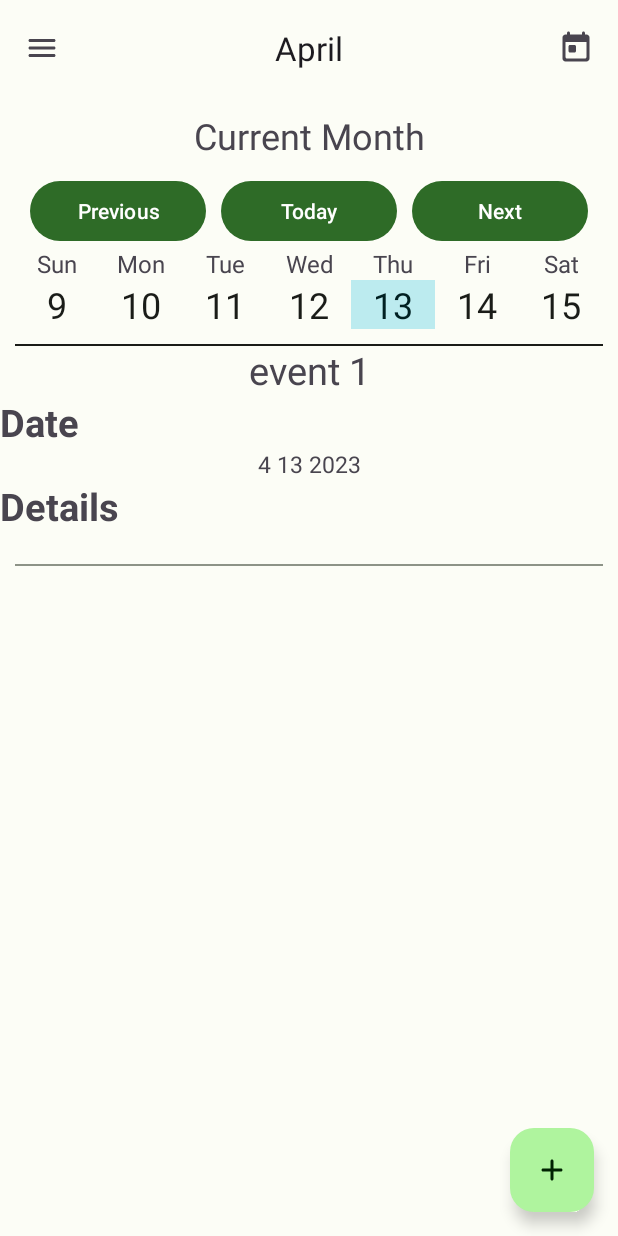
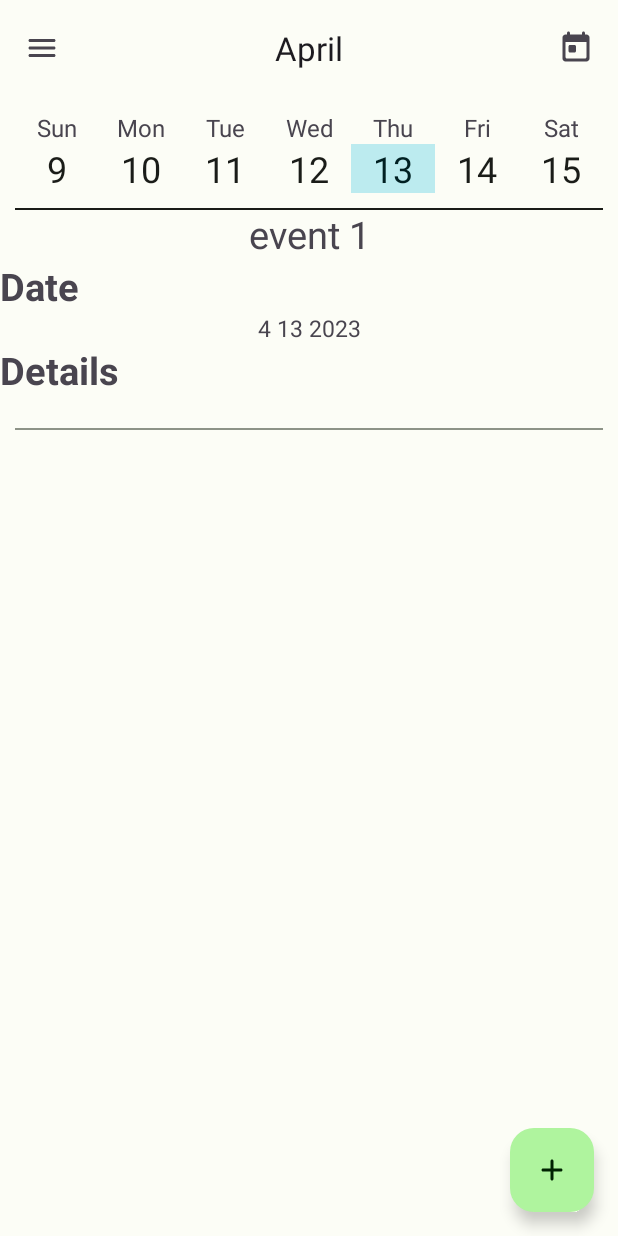
Before and after one commit to Monforton/Project-Inlook, an Android app: the WeekFragment screen opened through its navigation route, on a phone screen of 412 x 824 dp. Run offline under Robolectric (Android 15) with nearby library versions, the phone set to English and light mode, and no system bars; our stand-ins replace Room's generated code.

Commit message:
Swipe functionality and merge fixes For some reason the adapter is not updating when an event is added, or when the week changes, but will update when the fragment is restarted.

```diff
--- a/app/src/main/java/uab/cs422/projectinlook/EventDao.kt
+++ b/app/src/main/java/uab/cs422/projectinlook/EventDao.kt
@@ -38,16 +38,9 @@ interface EventDao {
     @Transaction
     @Query(
         "SELECT * FROM CalEvent " +
-                "WHERE startYear <= :year  AND :year <= endYear "
-    )
-    suspend fun getEventsOfYear(year: Int): List<CalEvent>
-
-    @Transaction
-    @Query(
-        "SELECT * FROM CalEvent " +
-                "WHERE startDayOfMonth <= :startDayOfMonth  AND :endDayOfMonth <= endDayOfMonth " +
-                "AND startYear <= :startYear  AND :endYear <= endYear " +
-                "AND startMonth <= :startMonth AND :endMonth <= endMonth"
+                "WHERE startDayOfMonth <= :startDayOfMonth AND endDayOfMonth >= :endDayOfMonth " +
+                "AND startYear <= :startYear AND endYear >= :endYear " +
+                "AND startMonth <= :startMonth AND endMonth >= :endMonth"
     )
     suspend fun getEventsInRange(
         startDayOfMonth: Int,
--- a/app/src/main/java/uab/cs422/projectinlook/ui/week/WeekFragment.kt
+++ b/app/src/main/java/uab/cs422/projectinlook/ui/week/WeekFragment.kt
@@ -1,5 +1,6 @@
 package uab.cs422.projectinlook.ui.week
 
+import android.annotation.SuppressLint
 import android.content.Context
 import android.graphics.Color
 import java.util.Calendar
@@ -15,6 +16,7 @@ import uab.cs422.projectinlook.EventDatabase
 import uab.cs422.projectinlook.databinding.FragmentWeekBinding
 import uab.cs422.projectinlook.entities.CalEvent
 import uab.cs422.projectinlook.ui.CalendarInterface
+import uab.cs422.projectinlook.ui.SwipeListener
 import uab.cs422.projectinlook.util.runOnIO
 import java.time.DayOfWeek
 import java.time.LocalDateTime
@@ -33,6 +35,7 @@ class WeekFragment : Fragment(), CalendarInterface {
     private val today = LocalDateTime.now()
     private var weekDays = (Array(7) { today }).toMutableList()
 
+    @SuppressLint("ClickableViewAccessibility")
     override fun onCreateView(
         inflater: LayoutInflater,
         container: ViewGroup?,
@@ -54,41 +57,20 @@ class WeekFragment : Fragment(), CalendarInterface {
 
         getCurrentWeek()
 
-        binding.previousWeekBtn.setOnClickListener {
-            previousWeek()
-        }
 
-        binding.nextWeekBtn.setOnClickListener {
-            nextWeek()
-        }
-
-        binding.date1.setOnClickListener {
-
-        }
-
-        binding.date2.setOnClickListener {
-
-        }
-
-        binding.date3.setOnClickListener {
-
-        }
-
-        binding.date4.setOnClickListener {
-
-        }
-
-        binding.date5.setOnClickListener {
-
-        }
-
-        binding.date6.setOnClickListener {
-
-        }
-
-        binding.date7.setOnClickListener {
-
-        }
+        weekRecyclerView.setOnTouchListener( @SuppressLint("ClickableViewAccessibility")
+        object : SwipeListener(this@WeekFragment.context) {
+            override fun onSwipeLeft() {
+                super.onSwipeLeft()
+                nextWeek()
+                updateEvents()
+            }
+            override fun onSwipeRight() {
+                super.onSwipeRight()
+                previousWeek()
+                updateEvents()
+            }
+        })
 
         return root
     }
@@ -113,17 +95,22 @@ class WeekFragment : Fragment(), CalendarInterface {
     }
 
     override fun updateEvents() {
-        var events: MutableList<CalEvent> = mutableListOf()
+        var events: List<CalEvent> = listOf()
         runOnIO {
-            events = dao.getEventsOfDay(day1.dayOfMonth, day1.monthValue, day1.year).toMutableList()
-            events += dao.getEventsOfDay(day2.dayOfMonth, day2.monthValue, day2.year).toMutableList()
-            events += dao.getEventsOfDay(day3.dayOfMonth, day3.monthValue, day3.year).toMutableList()
-            events += dao.getEventsOfDay(day4.dayOfMonth, day4.monthValue, day4.year).toMutableList()
-            events += dao.getEventsOfDay(day5.dayOfMonth, day5.monthValue, day5.year).toMutableList()
-            events += dao.getEventsOfDay(day6.dayOfMonth, day6.monthValue, day6.year).toMutableList()
-            events += dao.getEventsOfDay(day7.dayOfMonth, day7.monthValue, day7.year).toMutableList()
+            events = dao.getEventsInRange(
+                weekDays[0].dayOfMonth,
+                weekDays[0].monthValue,
+                weekDays[0].year,
+                weekDays[6].dayOfMonth,
+                weekDays[6].monthValue,
+                weekDays[6].year
+            )
         }
-        (binding.weeklyRecycler.adapter as? WeekEventAdapter)?.updateWeekRecView(events)
+        (binding.weeklyRecycler.adapter as WeekEventAdapter).updateWeekRecView(events)
+    }
+
+    override fun onTodayButtonClicked() {
+        getCurrentWeek()
     }
 
     private fun getCurrentWeek() {
@@ -210,8 +197,9 @@ class WeekFragment : Fragment(), CalendarInterface {
                 else -> {}
             }
         }
+        determineMonth()
 
-        determineMonth()
+        updateEvents()
     }
 
     private fun resetColors() {
--- a/app/src/main/res/layout/fragment_week.xml
+++ b/app/src/main/res/layout/fragment_week.xml
@@ -13,44 +13,6 @@
         android:orientation="vertical"
         android:padding="10dp"
         app:layout_constraintTop_toTopOf="parent">
-
-        <TextView
-            android:id="@+id/currentMonth"
-            android:layout_width="match_parent"
-            android:layout_height="wrap_content"
-            android:text="Current Month"
-            android:textSize="24sp"
-            android:gravity="center"
-            android:layout_marginBottom="10dp"/>
-
-        <LinearLayout
-            android:layout_width="match_parent"
-            android:layout_height="wrap_content">
-
-            <Button
-                android:id="@+id/previous_week_btn"
-                android:layout_width="0dp"
-                android:layout_height="wrap_content"
-                android:layout_weight="1"
-                android:text="@string/week_previous_button"
-                android:layout_marginHorizontal="10dp"/>
-
-            <Button
-                android:id="@+id/today_btn"
-                android:layout_width="0dp"
-                android:layout_height="wrap_content"
-                android:layout_weight="1"
-                android:text="@string/week_current_button"/>
-
-            <Button
-                android:id="@+id/next_week_btn"
-                android:layout_width="0dp"
-                android:layout_height="wrap_content"
-                android:layout_weight="1"
-                android:text="@string/week_next_button"
-                android:layout_marginHorizontal="10dp"/>
-        </LinearLayout>
-<!--    All of the above will be handled by swipe actions   -->
 
         <LinearLayout
             android:id="@+id/weekDayNames"
@@ -128,8 +90,7 @@
                 android:layout_weight="1"
                 android:text="1"
                 android:textAlignment="center"
-                android:textSize="24sp"
-                android:background="@color/white"/>
+                android:textSize="24sp"/>
 
             <TextView
                 android:id="@+id/date2"
@@ -138,8 +99,7 @@
                 android:layout_weight="1"
                 android:text="2"
                 android:textAlignment="center"
-                android:textSize="24sp"
-                android:background="@color/white"/>
+                android:textSize="24sp"/>
 
             <TextView
                 android:id="@+id/date3"
@@ -148,8 +108,7 @@
                 android:layout_weight="1"
                 android:text="3"
                 android:textAlignment="center"
-                android:textSize="24sp"
-                android:background="@color/white"/>
+                android:textSize="24sp"/>
 
             <TextView
                 android:id="@+id/date4"
@@ -158,8 +117,7 @@
                 android:layout_weight="1"
                 android:text="4"
                 android:textAlignment="center"
-                android:textSize="24sp"
-                android:background="@color/white"/>
+                android:textSize="24sp"/>
 
             <TextView
                 android:id="@+id/date5"
@@ -168,8 +126,7 @@
                 android:layout_weight="1"
                 android:text="5"
                 android:textAlignment="center"
-                android:textSize="24sp"
-                android:background="@color/white"/>
+                android:textSize="24sp"/>
 
             <TextView
                 android:id="@+id/date6"
@@ -178,8 +135,7 @@
                 android:layout_weight="1"
                 android:text="6"
                 android:textAlignment="center"
-                android:textSize="24sp"
-                android:background="@color/white"/>
+                android:textSize="24sp"/>
 
             <TextView
                 android:id="@+id/date7"
@@ -188,8 +144,7 @@
                 android:layout_weight="1"
                 android:text="7"
                 android:textAlignment="center"
-                android:textSize="24sp"
-                android:background="@color/white"/>
+                android:textSize="24sp"/>
         </LinearLayout>
 
     </LinearLayout>
```
